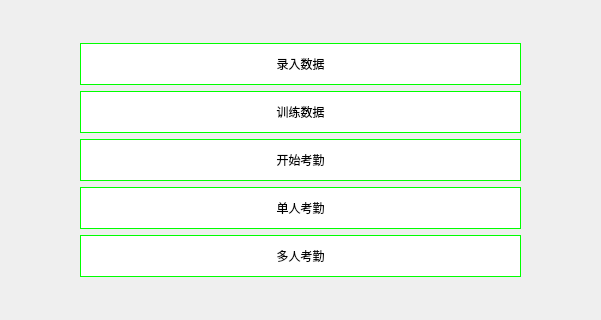
xsxz01/PyQt5DesignMode, file view/UI_MainWindow.ui: the form before one commit; both pictures show x 150 to 751 and y 164 to 484 of the 898 by 596 pixel window.
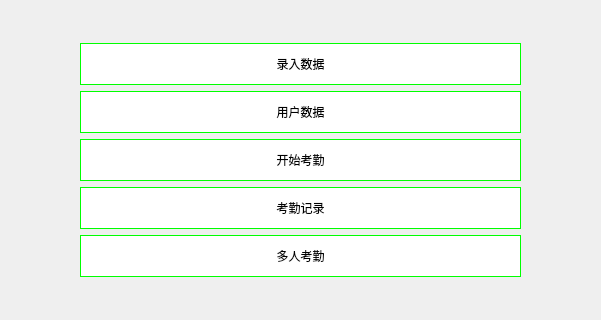
The form after the commit.

Commit message: 添加用户数据页面 添加考勤记录页面

What changed in the file:
```diff
--- a/view/UI_MainWindow.ui
+++ b/view/UI_MainWindow.ui
@@ -65,7 +65,7 @@
 border-radius:25px;</string>
        </property>
        <property name="text">
-        <string>训练数据</string>
+        <string>用户数据</string>
        </property>
       </widget>
      </item>
@@ -97,7 +97,7 @@
 </string>
        </property>
        <property name="text">
-        <string>单人考勤</string>
+        <string>考勤记录</string>
        </property>
       </widget>
      </item>
```
The commit also changes 9 other files.
